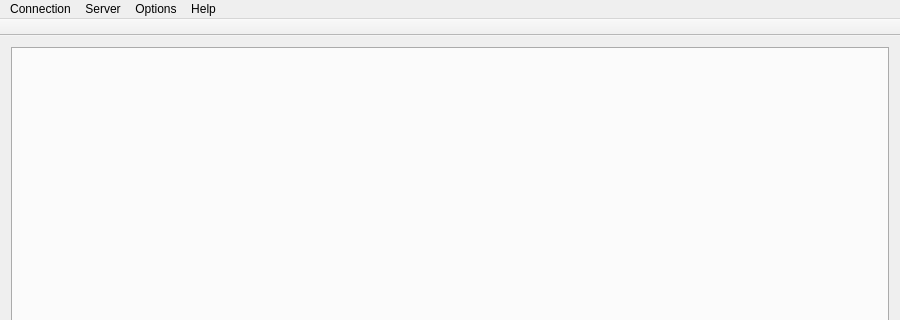
This is mainwindow.ui in tjohnman/Obsession as Qt 5 draws it before an edit; both pictures show x 0 to 900 and y 0 to 320 of the 900 by 600 pixel window. The edited form follows.
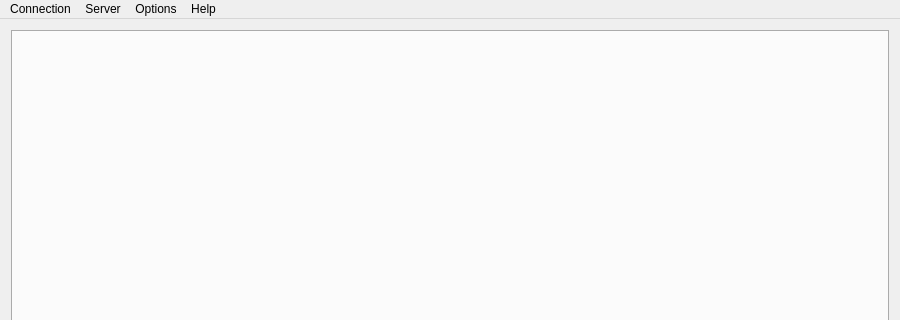
This is the edited form. Icons and pictures are not drawn.

Patch:
```diff
--- a/mainwindow.ui
+++ b/mainwindow.ui
@@ -102,20 +102,6 @@
    <addaction name="menuOptions"/>
    <addaction name="menuHelp"/>
   </widget>
-  <widget class="QToolBar" name="mainToolBar">
-   <property name="movable">
-    <bool>false</bool>
-   </property>
-   <property name="floatable">
-    <bool>false</bool>
-   </property>
-   <attribute name="toolBarArea">
-    <enum>TopToolBarArea</enum>
-   </attribute>
-   <attribute name="toolBarBreak">
-    <bool>false</bool>
-   </attribute>
-  </widget>
   <widget class="QStatusBar" name="statusBar">
    <property name="sizePolicy">
     <sizepolicy hsizetype="Expanding" vsizetype="Preferred">
```
Left out of the diff: 2 changed lines with no effect on the pictures.
